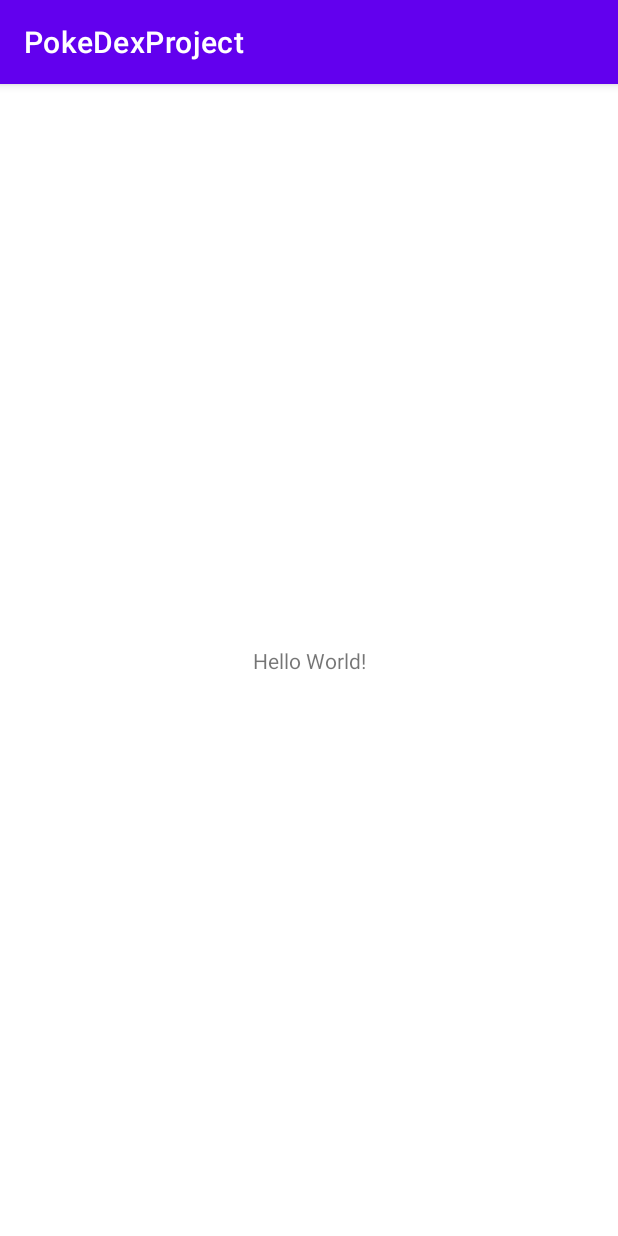
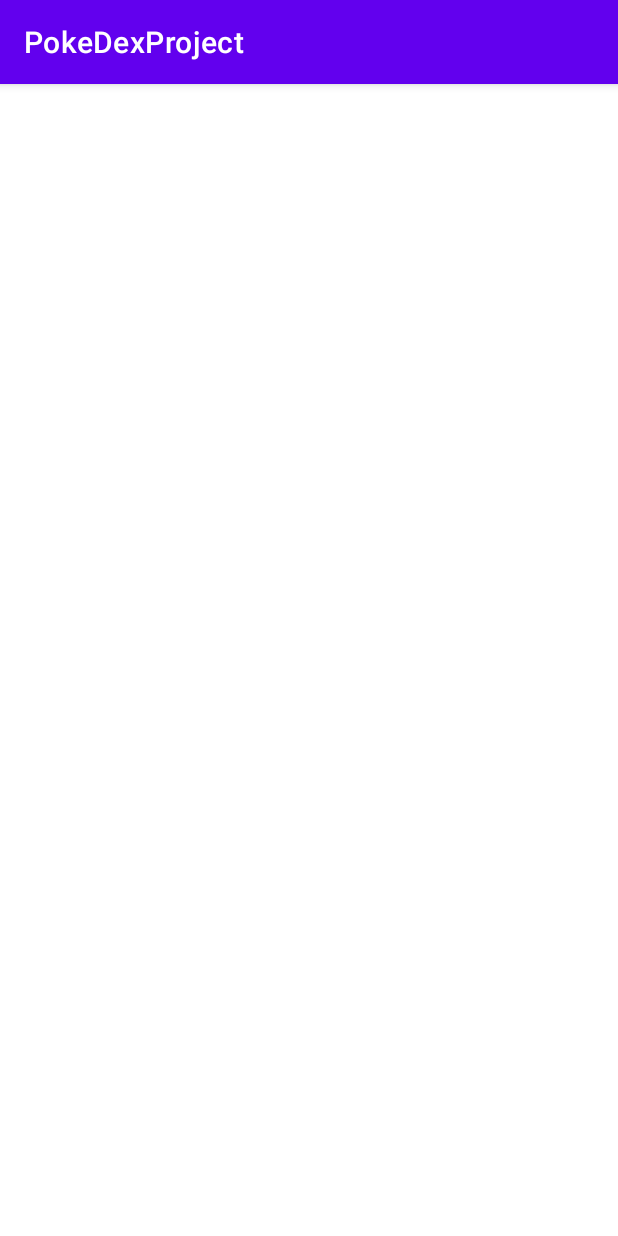
Before and after one commit to ovidiuz/pokedex_project, an Android app: the screen it shows after launch (MainActivity), on a phone screen of 412 x 824 dp. Run offline under Robolectric (Android 15) with nearby library versions, the phone set to English and light mode, and no system bars.

Commit message:
declare fragment in activity_main.xml

```diff
--- /dev/null
+++ b/app/src/main/java/com/example/pokedexproject/fragments/PokemonListFragment.kt
@@ -0,0 +1,7 @@
+package com.example.pokedexproject.fragments
+
+import androidx.fragment.app.Fragment
+
+class PokemonListFragment : Fragment() {
+    //TODO("implement me")
+}
--- a/app/src/main/res/layout/activity_main.xml
+++ b/app/src/main/res/layout/activity_main.xml
@@ -6,13 +6,22 @@
     android:layout_height="match_parent"
     tools:context=".MainActivity">
 
-    <TextView
-        android:layout_width="wrap_content"
-        android:layout_height="wrap_content"
-        android:text="Hello World!"
-        app:layout_constraintBottom_toBottomOf="parent"
-        app:layout_constraintLeft_toLeftOf="parent"
-        app:layout_constraintRight_toRightOf="parent"
-        app:layout_constraintTop_toTopOf="parent" />
+    <FrameLayout
+        android:id="@+id/fragment_container"
+        android:layout_width="match_parent"
+        android:layout_height="match_parent">
+
+        <fragment
+            android:id="@+id/navigation_fragment"
+            android:name="androidx.navigation.fragment.NavHostFragment"
+            android:layout_width="match_parent"
+            android:layout_height="match_parent"
+            app:defaultNavHost="true"
+            app:layout_constraintBottom_toTopOf="parent"
+            app:layout_constraintLeft_toLeftOf="parent"
+            app:layout_constraintRight_toRightOf="parent"
+            app:layout_constraintTop_toTopOf="parent"
+            app:navGraph="@navigation/navigation" />
+    </FrameLayout>
 
 </androidx.constraintlayout.widget.ConstraintLayout>
--- a/app/src/main/res/navigation/navigation.xml
+++ b/app/src/main/res/navigation/navigation.xml
@@ -1,10 +1,12 @@
 <?xml version="1.0" encoding="utf-8"?>
 <navigation xmlns:android="http://schemas.android.com/apk/res/android"
     xmlns:app="http://schemas.android.com/apk/res-auto"
-    android:id="@+id/navigation">
+    android:id="@+id/navigation"
+    app:startDestination="@id/pokemon_list_fragment">
 
     <fragment
-        android:id="@+id/listFragment"
+        android:id="@+id/pokemon_list_fragment"
+        android:name="com.example.pokedexproject.fragments.PokemonListFragment"
         android:label="PokemonListFragment" >
     </fragment>
 
```
